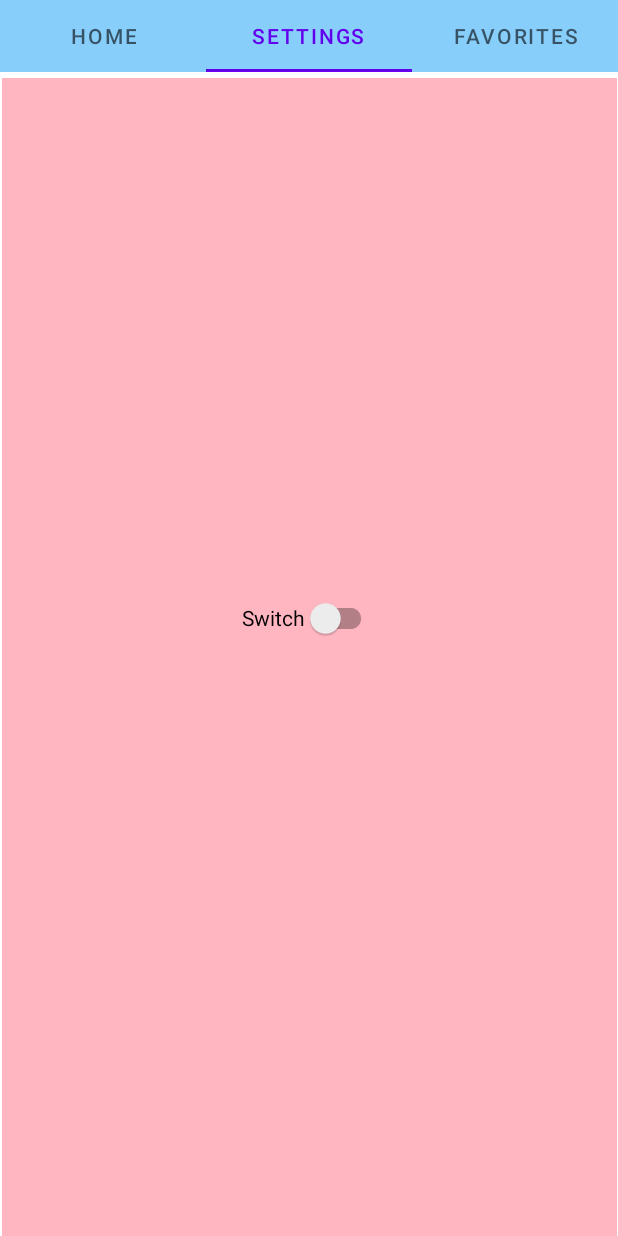
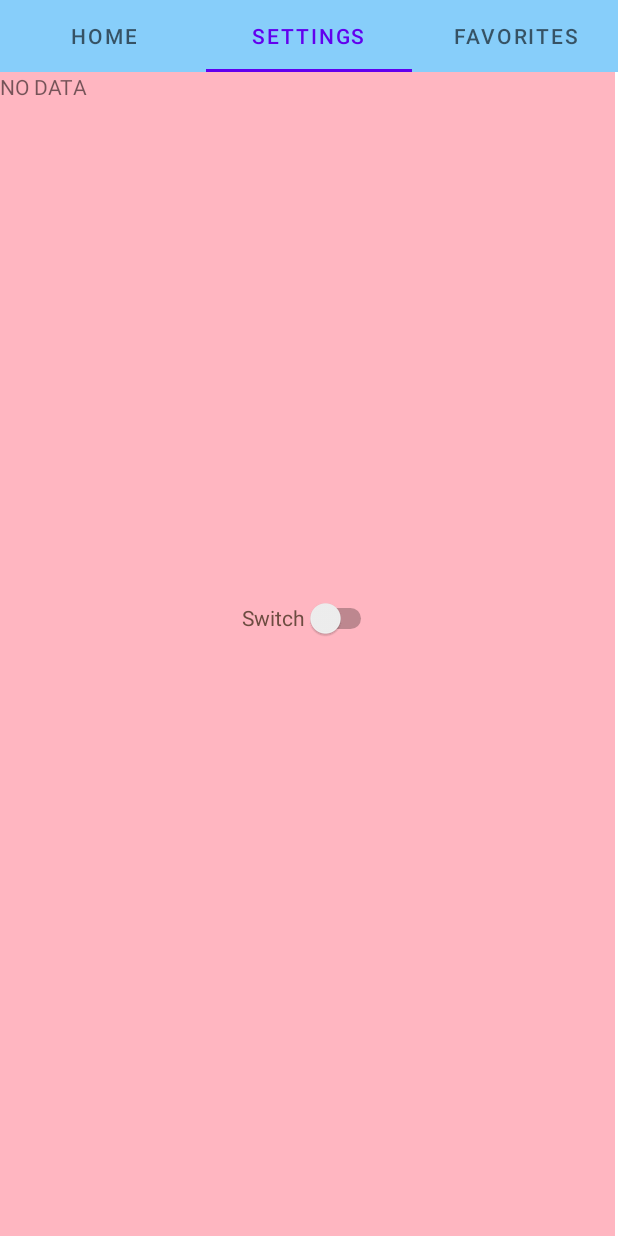
Before and after one commit to MelvinCarlPote3399/MelvinLayout_Lab5, an Android app: the screen it shows after launch (PoteActivity), tab 2 chosen, on a phone screen of 412 x 824 dp. Run offline under Robolectric (Android 15) with nearby library versions, the phone set to English and light mode, and no system bars.

Commit message:
Fixed an error, involving the switch in the fragment_settings.xml file; Android Studio gave a suggestion to change <Switch /> into <.... SwitchCompat />

```diff
--- a/MelvinModule/src/main/res/layout/fragment_settings.xml
+++ b/MelvinModule/src/main/res/layout/fragment_settings.xml
@@ -13,15 +13,16 @@
         android:id="@+id/textView7"
         android:layout_width="410dp"
         android:layout_height="848dp"
-        android:layout_marginTop="4dp"
         android:background="#FFB6C1"
+        android:text="@string/nodata"
         app:layout_constraintEnd_toEndOf="parent"
+        app:layout_constraintHorizontal_bias="0.0"
         app:layout_constraintStart_toStartOf="parent"
         app:layout_constraintTop_toTopOf="parent">
 
     </TextView>
 
-    <androidx.appcompat.widget.SwitchCompat
+    <Switch
         android:id="@+id/switch1"
         android:layout_width="wrap_content"
         android:layout_height="wrap_content"
@@ -30,6 +31,7 @@
         android:layout_marginEnd="162dp"
         android:minHeight="48dp"
         android:text="@string/toggle"
+        android:textColor="#6D4C41"
         app:layout_constraintEnd_toEndOf="parent"
         app:layout_constraintHorizontal_bias="0.0"
         app:layout_constraintStart_toStartOf="parent"
```
